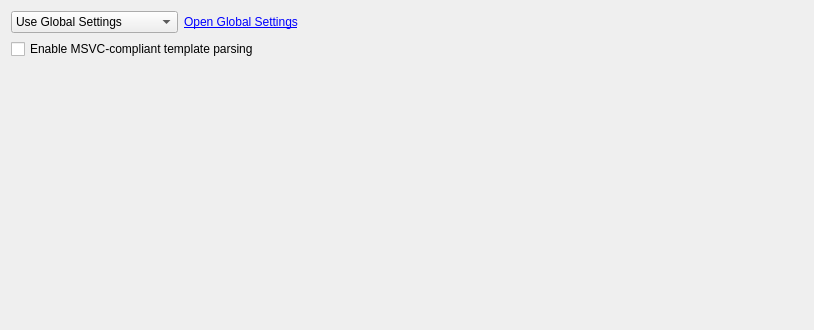
qt-creator/qt-creator, file src/plugins/clangcodemodel/clangprojectsettingswidget.ui: the form before one commit.
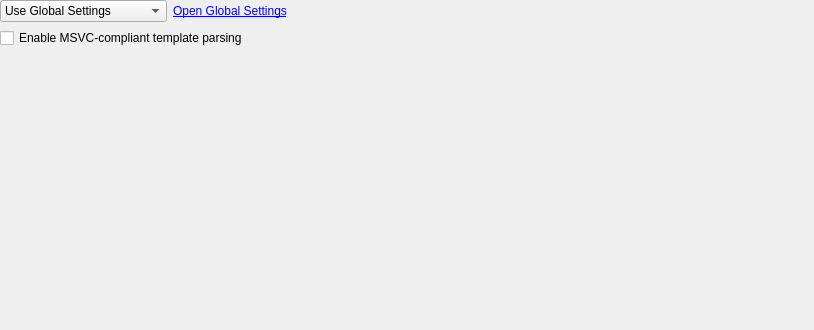
The form after the commit. Custom widgets are drawn as their Qt base class.

Commit message:
Remove nested margins in project panel wigets
While maintaining the margins in the respective option pages.

Patch:
```diff
--- a/src/plugins/clangcodemodel/clangprojectsettingswidget.ui
+++ b/src/plugins/clangcodemodel/clangprojectsettingswidget.ui
@@ -14,6 +14,18 @@
    </rect>
   </property>
   <layout class="QVBoxLayout" name="verticalLayout">
+   <property name="leftMargin">
+    <number>0</number>
+   </property>
+   <property name="topMargin">
+    <number>0</number>
+   </property>
+   <property name="rightMargin">
+    <number>0</number>
+   </property>
+   <property name="bottomMargin">
+    <number>0</number>
+   </property>
    <item>
     <layout class="QHBoxLayout" name="horizontalLayout">
      <item>
```
The commit also changes 5 other files.
